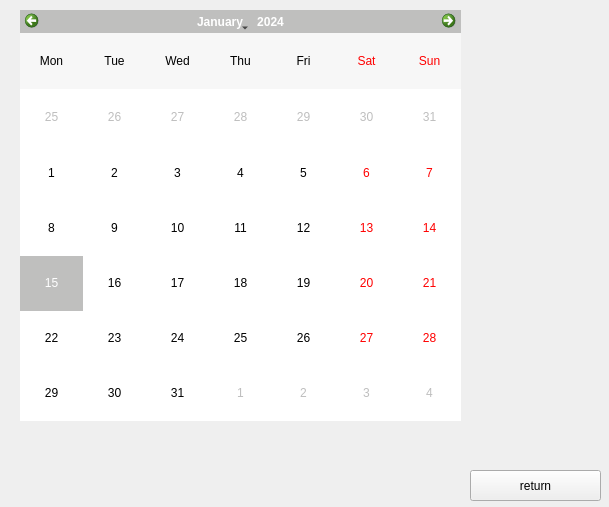
The window that Comcalen/EmployeeCalendar.ui (Rolkarolka/Comcalen) describes before a commit, drawn with Qt 5.
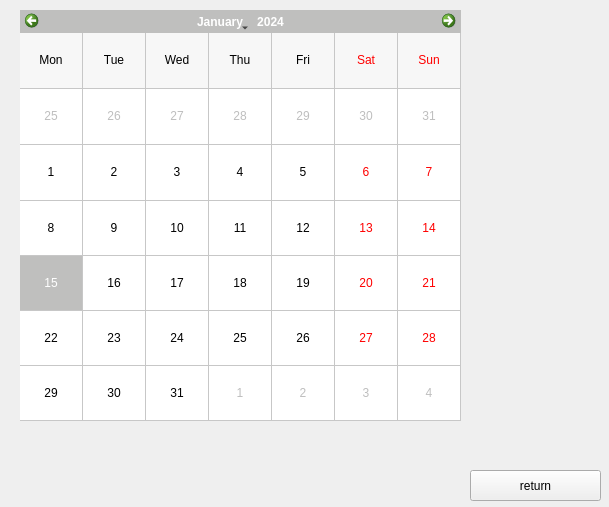
The same window after the commit.

Commit message: shift calendar pokolorowany

Patch:
```diff
--- a/Comcalen/EmployeeCalendar.ui
+++ b/Comcalen/EmployeeCalendar.ui
@@ -10,6 +10,43 @@
     <height>507</height>
    </rect>
   </property>
+  <property name="palette">
+   <palette>
+    <active>
+     <colorrole role="Mid">
+      <brush brushstyle="SolidPattern">
+       <color alpha="255">
+        <red>147</red>
+        <green>147</green>
+        <blue>147</blue>
+       </color>
+      </brush>
+     </colorrole>
+    </active>
+    <inactive>
+     <colorrole role="Mid">
+      <brush brushstyle="SolidPattern">
+       <color alpha="255">
+        <red>147</red>
+        <green>147</green>
+        <blue>147</blue>
+       </color>
+      </brush>
+     </colorrole>
+    </inactive>
+    <disabled>
+     <colorrole role="Mid">
+      <brush brushstyle="SolidPattern">
+       <color alpha="255">
+        <red>147</red>
+        <green>147</green>
+        <blue>147</blue>
+       </color>
+      </brush>
+     </colorrole>
+    </disabled>
+   </palette>
+  </property>
   <property name="windowTitle">
    <string>EmployeeCalendar</string>
   </property>
@@ -38,6 +75,24 @@
    <property name="palette">
     <palette>
      <active>
+      <colorrole role="Light">
+       <brush brushstyle="SolidPattern">
+        <color alpha="255">
+         <red>214</red>
+         <green>214</green>
+         <blue>214</blue>
+        </color>
+       </brush>
+      </colorrole>
+      <colorrole role="Mid">
+       <brush brushstyle="SolidPattern">
+        <color alpha="255">
+         <red>140</red>
+         <green>140</green>
+         <blue>140</blue>
+        </color>
+       </brush>
+      </colorrole>
       <colorrole role="Highlight">
        <brush brushstyle="SolidPattern">
         <color alpha="255">
@@ -49,6 +104,24 @@
       </colorrole>
      </active>
      <inactive>
+      <colorrole role="Light">
+       <brush brushstyle="SolidPattern">
+        <color alpha="255">
+         <red>214</red>
+         <green>214</green>
+         <blue>214</blue>
+        </color>
+       </brush>
+      </colorrole>
+      <colorrole role="Mid">
+       <brush brushstyle="SolidPattern">
+        <color alpha="255">
+         <red>140</red>
+         <green>140</green>
+         <blue>140</blue>
+        </color>
+       </brush>
+      </colorrole>
       <colorrole role="Highlight">
        <brush brushstyle="SolidPattern">
         <color alpha="255">
@@ -60,6 +133,24 @@
       </colorrole>
      </inactive>
      <disabled>
+      <colorrole role="Light">
+       <brush brushstyle="SolidPattern">
+        <color alpha="255">
+         <red>214</red>
+         <green>214</green>
+         <blue>214</blue>
+        </color>
+       </brush>
+      </colorrole>
+      <colorrole role="Mid">
+       <brush brushstyle="SolidPattern">
+        <color alpha="255">
+         <red>140</red>
+         <green>140</green>
+         <blue>140</blue>
+        </color>
+       </brush>
+      </colorrole>
       <colorrole role="Highlight">
        <brush brushstyle="SolidPattern">
         <color alpha="255">
@@ -72,6 +163,12 @@
      </disabled>
     </palette>
    </property>
+   <property name="styleSheet">
+    <string notr="true"/>
+   </property>
+   <property name="gridVisible">
+    <bool>true</bool>
+   </property>
    <property name="verticalHeaderFormat">
     <enum>QCalendarWidget::NoVerticalHeader</enum>
    </property>
```
The commit also changes 6 other files.
